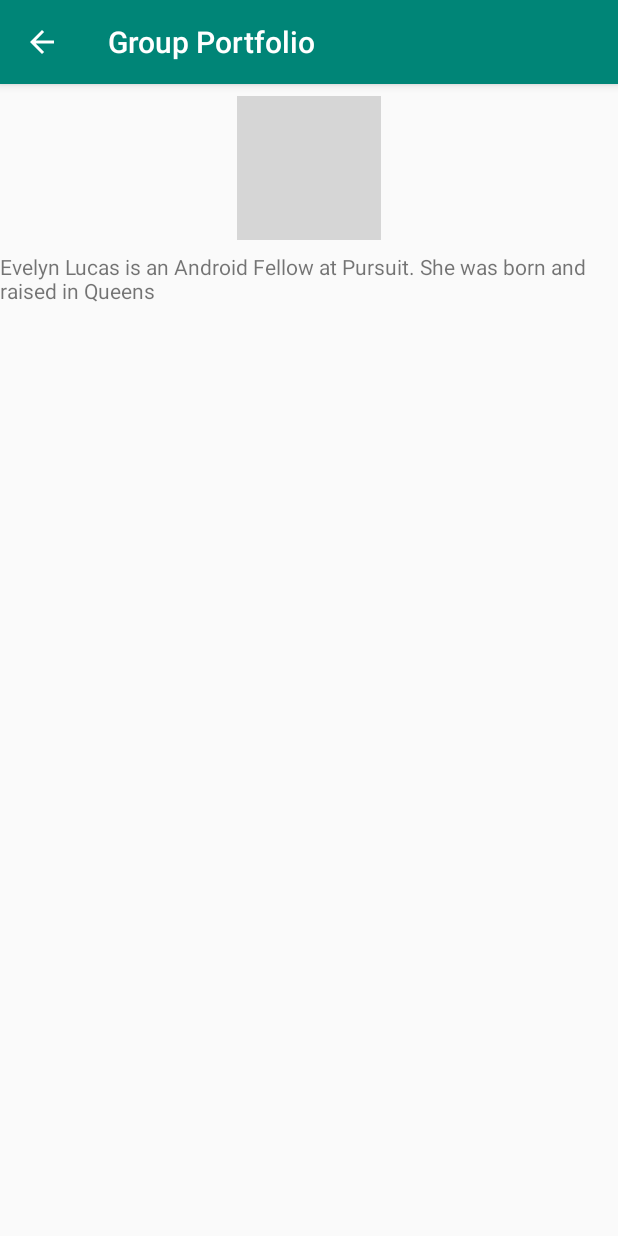
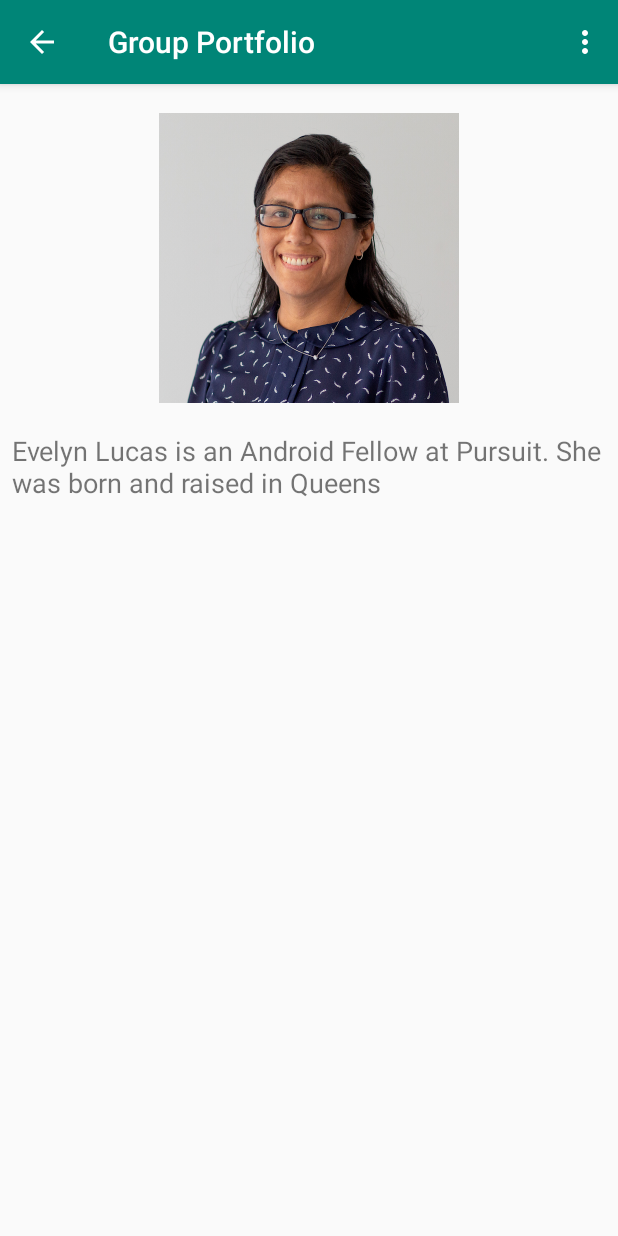
Before and after one commit to kelveenfabian/Group_portfolio, an Android app: the EvelynActivity screen opened directly, with no data from a screen before it, on a phone screen of 412 x 824 dp. Run offline under Robolectric (Android 15) with nearby library versions, the phone set to English and light mode, and no system bars; grey boxes are pictures that could not be loaded.

Commit message:
Evelyn ActivityMVP commit

```diff
--- a/app/src/main/res/layout/activity_evelyn.xml
+++ b/app/src/main/res/layout/activity_evelyn.xml
@@ -7,34 +7,35 @@
     tools:context=".EvelynActivity">
 
     <ImageView
-        android:id="@+id/imageView"
-        android:layout_width="wrap_content"
-        android:layout_height="wrap_content"
-        android:layout_marginTop="8dp"
-        android:layout_marginBottom="8dp"
+        android:id="@+id/evelyn_image"
+        android:layout_width="200dp"
+        android:layout_height="200dp"
+        android:layout_marginStart="8dp"
+        android:layout_marginTop="16dp"
+        android:layout_marginEnd="8dp"
+        android:contentDescription="@string/evelyn_photo_description"
         android:src="@drawable/evelyn"
-        android:contentDescription="@string/evelyn_photo_description"
-        app:layout_constraintBottom_toTopOf="@id/scrollView"
         app:layout_constraintEnd_toEndOf="parent"
         app:layout_constraintStart_toStartOf="parent"
-        app:layout_constraintTop_toTopOf="parent"
-        tools:srcCompat="@tools:sample/avatars[11]" />
+        app:layout_constraintTop_toTopOf="parent" />
 
     <ScrollView
         android:id="@+id/scrollView"
         android:layout_width="match_parent"
         android:layout_height="wrap_content"
         android:layout_marginTop="8dp"
+        app:layout_constraintTop_toBottomOf="@id/evelyn_image"
         app:layout_constraintEnd_toEndOf="parent"
-        app:layout_constraintStart_toStartOf="parent"
-        app:layout_constraintTop_toBottomOf="@+id/imageView">
+        app:layout_constraintStart_toStartOf="parent">
 
         <TextView
             android:id="@+id/textView"
             android:layout_width="wrap_content"
             android:layout_height="wrap_content"
             android:layout_marginBottom="244dp"
+            android:padding="8dp"
             android:text="@string/evelyn_bio"
+            android:textSize="18sp"
             app:layout_constraintBottom_toBottomOf="parent"
             app:layout_constraintEnd_toEndOf="parent"
             app:layout_constraintStart_toStartOf="parent" />
--- /dev/null
+++ b/app/src/main/res/menu/evelyn_menu.xml
@@ -0,0 +1,19 @@
+<?xml version="1.0" encoding="utf-8"?>
+<menu xmlns:android="http://schemas.android.com/apk/res/android"
+    xmlns:app="http://schemas.android.com/apk/res-auto"
+    xmlns:tools="http://schemas.android.com/tools"
+    tools:context=".EvelynActivity">
+
+    <item
+        android:id="@+id/madlibs_app"
+        android:title="@string/evelyn_menu_one"
+        android:orderInCategory="1" />
+    <item
+        android:id="@+id/text_based_app"
+        android:title="@string/evelyn_menu_two"
+        android:orderInCategory="2" />
+    <item
+        android:id="@+id/java_bank_app"
+        android:title="@string/evelyn_menu_three"
+        android:orderInCategory="3" />
+</menu>
--- a/app/src/main/res/values/strings.xml
+++ b/app/src/main/res/values/strings.xml
@@ -16,6 +16,12 @@
     <string name="link_two">Project 2</string>
     <string name="link_three">Project 3</string>
     <string name="evelyn_photo_description">Evelyn Photo</string>
+    <string name="evelyn_url_one">https://github.com/evelynlucas/Story_App_HW_LUCAS_EVELYN</string>
+    <string name="evelyn_url_two">https://github.com/evelynlucas/CYOA_Pursuit_HW_LUCAS_EVELYN</string>
+    <string name="evelyn_url_three">https://github.com/evelynlucas/Java_Bank_Pursuit_HW_LUCAS_EVELYN</string>
+    <string name="evelyn_menu_one">Mad Libs App</string>
+    <string name="evelyn_menu_two">Adventure Game</string>
+    <string name="evelyn_menu_three">Bankteller Console</string>
 
 
 </resources>
```
Also changed, not shown: app/src/main/java/org/pursuit/Group_portfolio_HW_TEAM_THE_TRIPLE_THREAT/EvelynActivity.java (+40 -1 lines), app/src/main/res/drawable/ic_launcher_background.xml (+70 -166 lines), app/src/main/ic_adventure_eve-web.png (added), app/src/main/res/drawable/evelyn.png (added), app/src/main/res/drawable/github_logo.png (added), app/src/main/res/mipmap-hdpi/ic_launcher_foreground.png (added), app/src/main/res/mipmap-mdpi/ic_launcher_foreground.png (added), app/src/main/res/mipmap-xhdpi/ic_launcher_foreground.png (added), app/src/main/res/mipmap-xxhdpi/ic_launcher_foreground.png (added), app/src/main/res/mipmap-xxxhdpi/ic_launcher_foreground.png (added), 1 other file.
